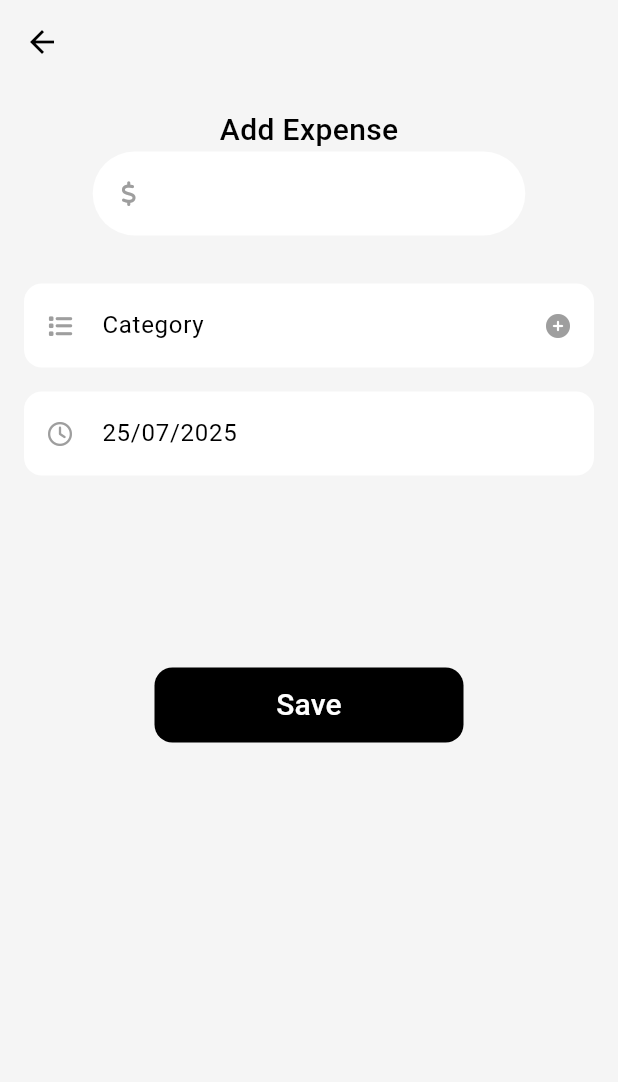
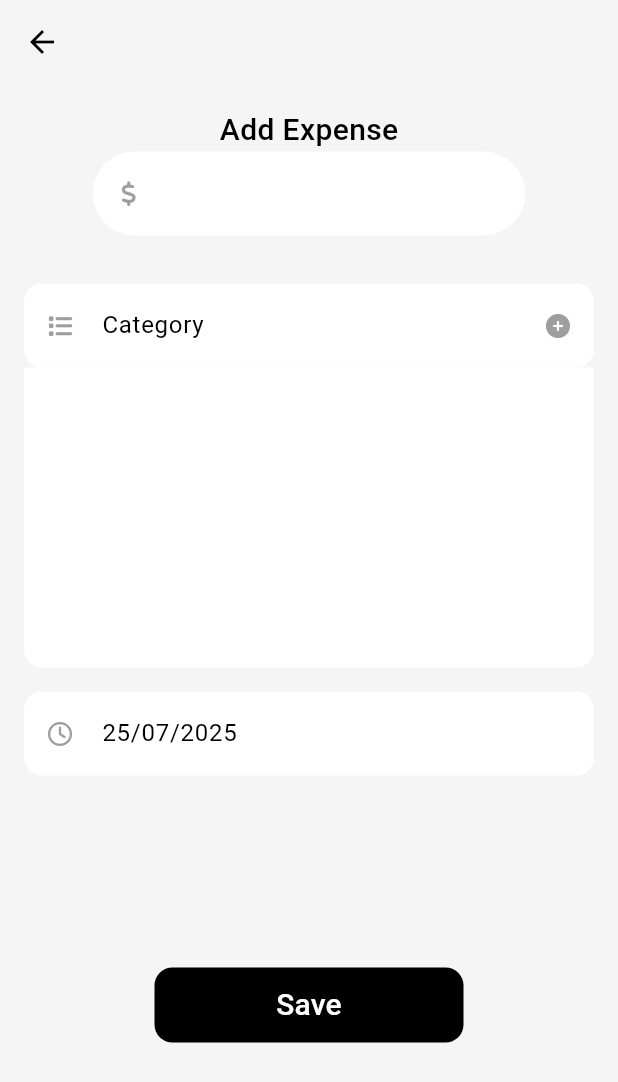
Before and after one commit to Oliphantoken/moody_tasks, a Flutter app: the screen it shows after launch, after a tap on an icon or button, on a phone screen of 412 x 824 dp. Shown: the top 1082 px of the screen. Run offline on Flutter 3.47's test engine with Material 3 defaults, Android fonts, the light colour scheme and no system bars; our stand-ins replace bloc, cloud_firestore, equatable, firebase_core, fl_chart, flutter_bloc and 2 more; accounts and stored records are empty.

Commit message:
Added get_categories_bloc, showing existing categories dynamically in the addexpense screen, category color is saved as int

```diff
--- a/lib/screens/add_expense/blocs/create_category_bloc/create_category_bloc.dart
+++ b/lib/screens/add_expense/blocs/create_category_bloc/create_category_bloc.dart
@@ -10,7 +10,7 @@ class CreateCategoryBloc extends Bloc<CreateCategoryEvent, CreateCategoryState>
 
   CreateCategoryBloc(this.expenseRepository) : super(CreateCategoryInitial()) {
     on<CreateCategory>((event, emit) async {
-      // TODO: implement event handler
+      // implement event handler
       emit(CreateCategoryLoading());
 
       try{
--- a/lib/screens/add_expense/blocs/get_categories_bloc/get_categories_bloc.dart
+++ b/lib/screens/add_expense/blocs/get_categories_bloc/get_categories_bloc.dart
@@ -1,13 +1,25 @@
 import 'package:bloc/bloc.dart';
 import 'package:equatable/equatable.dart';
+import 'package:expense_repository/expense_repository.dart';
 
 part 'get_categories_event.dart';
 part 'get_categories_state.dart';
 
 class GetCategoriesBloc extends Bloc<GetCategoriesEvent, GetCategoriesState> {
-  GetCategoriesBloc() : super(GetCategoriesInitial()) {
-    on<GetCategoriesEvent>((event, emit) {
-      // TODO: implement event handler
+final ExpenseRepository expenseRepository;
+
+  GetCategoriesBloc(this.expenseRepository) : super(GetCategoriesInitial()) {
+
+    on<GetCategories>((event, emit) async {
+      // implement event handler
+      emit(GetCategoriesLoading());
+      try {
+        List<Category> categories = await expenseRepository.getCategory();
+        emit(GetCategoriesSuccess(categories));
+      } catch (e) {
+        emit(GetCategoriesFailure());
+      }
+
     });
   }
 }
--- a/lib/screens/add_expense/blocs/get_categories_bloc/get_categories_event.dart
+++ b/lib/screens/add_expense/blocs/get_categories_bloc/get_categories_event.dart
@@ -6,3 +6,10 @@ sealed class GetCategoriesEvent extends Equatable {
   @override
   List<Object> get props => [];
 }
+
+
+class GetCategories extends GetCategoriesEvent{
+
+  @override
+  List<Object> get props => [];
+}
--- a/lib/screens/add_expense/blocs/get_categories_bloc/get_categories_state.dart
+++ b/lib/screens/add_expense/blocs/get_categories_bloc/get_categories_state.dart
@@ -8,3 +8,15 @@ sealed class GetCategoriesState extends Equatable {
 }
 
 final class GetCategoriesInitial extends GetCategoriesState {}
+
+final class GetCategoriesFailure extends GetCategoriesState {}
+final class GetCategoriesLoading extends GetCategoriesState {}
+final class GetCategoriesSuccess extends GetCategoriesState {
+
+  final List<Category> categories;
+
+  const GetCategoriesSuccess(this.categories);
+
+  @override
+  List<Object> get props => [categories];
+}
--- a/lib/screens/add_expense/views/add_expense.dart
+++ b/lib/screens/add_expense/views/add_expense.dart
@@ -1,5 +1,7 @@
+import 'package:expense_tracker/screens/add_expense/blocs/get_categories_bloc/get_categories_bloc.dart';
 import 'package:expense_tracker/screens/add_expense/views/category_creation.dart';
 import 'package:flutter/material.dart';
+import 'package:flutter_bloc/flutter_bloc.dart';
 import 'package:font_awesome_flutter/font_awesome_flutter.dart';
 import 'package:intl/intl.dart';
 
@@ -37,7 +39,11 @@ class _AddExpenseState extends State<AddExpense> {
     );
   }
 
-  SingleChildScrollView _showForm(BuildContext context) {
+  Widget _showForm(BuildContext context) {
+    return BlocBuilder<GetCategoriesBloc, GetCategoriesState>(
+      builder: (context, state) {
+
+        if (state is GetCategoriesSuccess) {
           return SingleChildScrollView(
             child: Padding(
               padding: EdgeInsets.all(16.0),
@@ -50,18 +56,89 @@ class _AddExpenseState extends State<AddExpense> {
                     style: TextStyle(fontSize: 20, fontWeight: FontWeight.w500),
                   ),
                   //-------------------------
-            _showTextfield(expenseController, 0.7, "", false, 30, FontAwesomeIcons.dollarSign, () {}, null), //EXPENSE AMOUNT FIELD
+                  _showTextfield(
+                    expenseController,
+                    0.7,
+                    "",
+                    false,
+                    30,
+                    FontAwesomeIcons.dollarSign,
+                    () {},
+                    null,
+                  ), //EXPENSE AMOUNT FIELD
                   const SizedBox(height: 32),
                   //--------------------------
-            _showTextfield(categoryController, 1, "Category", true, 12, FontAwesomeIcons.list, () {}, IconButton(
+                  _showTextfield(
+                    categoryController,
+                    1,
+                    "Category",
+                    true,
+                    12,
+                    FontAwesomeIcons.list,
+                    () {},
+                    IconButton(
                       //CATEGORY FIELD
-                onPressed: () { createCategory(context); }, //------------ CREATE A NEW CATEGORY
-                icon: Icon(FontAwesomeIcons.circlePlus, size: 16, color: Colors.grey),
+                      onPressed: () async {
+                        var newCategory = await createCategory(context);
+                        setState(() {
+                          state.categories.insert(0, newCategory);
+                        });
+                      }, //------------ CREATE A NEW CATEGORY
+                      icon: Icon(
+                        FontAwesomeIcons.circlePlus,
+                        size: 16,
+                        color: Colors.grey,
                       ),
                     ),
+                  ),
+
+                  //Show current categories field
+                  Container(
+                    height: 200,
+                    width: MediaQuery.of(context).size.width,
+                    decoration: const BoxDecoration(
+                      color: Colors.white,
+                      borderRadius: BorderRadius.vertical(
+                        bottom: Radius.circular(12),
+                      ),
+                    ),
+                    child: Padding(
+                      padding: const EdgeInsets.all(8.0),
+
+                      //Get the categories in a list
+                      child: ListView.builder(
+                        itemCount: state.categories.length,
+                        itemBuilder: (context, int i) {
+                          return Card(
+                            child: ListTile(
+                              leading: Image.asset(
+                                'assets/icons/${state.categories[i].icon}.png',
+                                scale: 2,
+                              ),
+                              title: Text(state.categories[i].name),
+                              tileColor: Color(state.categories[i].color),
+                              shape: RoundedRectangleBorder(
+                                borderRadius: BorderRadiusGeometry.circular(
+                                  8,
+                                ),
+                              ),
+                            ),
+                          );
+                        },
+                      ),
+
+                    ),
+                  ),
+
                   const SizedBox(height: 16),
                   //--------------------------
-            _showTextfield(dateController, 1, "Date", true, 12, FontAwesomeIcons.clock, //DATE FIELD
+                  _showTextfield(
+                    dateController,
+                    1,
+                    "Date",
+                    true,
+                    12,
+                    FontAwesomeIcons.clock, //DATE FIELD
                     () async {
                       DateTime? newDate = await showDatePicker(
                         context: context,
@@ -88,6 +165,14 @@ class _AddExpenseState extends State<AddExpense> {
                 ],
               ),
             ),
+          );
+        }
+
+        else {
+          return Center(child: CircularProgressIndicator());
+        }
+
+      },
     );
   }
 
@@ -123,14 +208,15 @@ class _AddExpenseState extends State<AddExpense> {
   }
 
   ///This method shows a black Save button, used in both the screen and the followup modals
-  SizedBox _showSaveButton(Function()? onpressed, {bool showIsLoading=false}) {
+  SizedBox _showSaveButton(
+    Function()? onpressed, {
+    bool showIsLoading = false,
+  }) {
     return SizedBox(
       width: MediaQuery.of(context).size.width * 0.5,
       height: 50,
       child: showIsLoading
-      ? const Center(
-          child: CircularProgressIndicator()
-      )
+          ? const Center(child: CircularProgressIndicator())
           : TextButton(
               onPressed: onpressed,
               style: TextButton.styleFrom(
@@ -146,5 +232,4 @@ class _AddExpenseState extends State<AddExpense> {
             ),
     );
   }
-
 }
--- a/lib/screens/add_expense/views/category_creation.dart
+++ b/lib/screens/add_expense/views/category_creation.dart
@@ -36,7 +36,7 @@ Future createCategory(BuildContext context) {
         child: BlocListener<CreateCategoryBloc, CreateCategoryState>(
           listener: (context, state) {
             if(state is CreateCategorySuccess){
-              Navigator.pop(ctx);
+              Navigator.pop(ctx, category); // Close the create dialog and send the new category as a return value
             } else if(state is CreateCategoryLoading) {
               isLoading = true;
             }
@@ -172,14 +172,12 @@ Future createCategory(BuildContext context) {
                               category.categoryID = const Uuid().v1();
                               category.name = categoryNameController.text;
                               category.icon = selectedIcon;
-                              category.color = categoryColor.toString();
+                              category.color = categoryColor.toARGB32();
                             },);
 
                             context.read<CreateCategoryBloc>().add(
                               CreateCategory(category),
                             );
-
-                            Navigator.pop(ctx); // Close the create dialog
                       }, showIsLoading: isLoading),
                     ],
                   ),
--- a/lib/screens/home/views/home_screen.dart
+++ b/lib/screens/home/views/home_screen.dart
@@ -1,6 +1,7 @@
 import 'dart:math';
 import 'package:expense_repository/expense_repository.dart';
 import 'package:expense_tracker/screens/add_expense/blocs/create_category_bloc/create_category_bloc.dart';
+import 'package:expense_tracker/screens/add_expense/blocs/get_categories_bloc/get_categories_bloc.dart';
 import 'package:expense_tracker/screens/stats/stats_screen.dart';
 import 'package:expense_tracker/screens/add_expense/views/add_expense.dart';
 import 'package:expense_tracker/screens/home/views/main_screen.dart';
@@ -21,8 +22,7 @@ class _HomeScreenState extends State<HomeScreen> {
   @override
   Widget build(BuildContext context) {
     return Scaffold(
-      body:
-      [
+      body: [
         //Instead of a switch statement, will go through incrementally
         const MainScreen(),
         const StatScreen(),
@@ -36,7 +36,6 @@ class _HomeScreenState extends State<HomeScreen> {
       floatingActionButton: _drawFloatingActionButton(context),
     );
   }
-
 
   ///Bottom Navigation Bar
   ClipRRect _drawBottomNavigationBar(BuildContext context) {
@@ -85,8 +84,17 @@ class _HomeScreenState extends State<HomeScreen> {
           Navigator.push(
             context,
             MaterialPageRoute<void>(
-              builder: (BuildContext context) => BlocProvider(
-                create: (context) => CreateCategoryBloc( FirebaseExpenseRepo() ),
+              builder: (BuildContext context) => MultiBlocProvider(
+                providers: [
+                  BlocProvider(
+                    create: (context) => CreateCategoryBloc(FirebaseExpenseRepo()),
+                  ),
+                  BlocProvider(
+                    create: (context) => GetCategoriesBloc(FirebaseExpenseRepo())..add(
+                      GetCategories()
+                    )
+                  ),
+                ],
                 child: const AddExpense(),
               ),
             ),
--- a/packages/expense_repository/lib/src/entities/category_entity.dart
+++ b/packages/expense_repository/lib/src/entities/category_entity.dart
@@ -6,7 +6,7 @@ class CategoryEntity {
   String name;
   int totalExpenses;
   String icon;
-  String color;
+  int color;
 
   CategoryEntity({
       required this.categoryID,
--- a/packages/expense_repository/lib/src/models/category.dart
+++ b/packages/expense_repository/lib/src/models/category.dart
@@ -5,7 +5,7 @@ class Category {
   String name;
   int totalExpenses;
   String icon;
-  String color;
+  int color;
 
   Category({
       required this.categoryID,
@@ -20,7 +20,7 @@ class Category {
     name: '',
     totalExpenses: 0,
     icon: '',
-    color: ''
+    color: 0
   );
 
 //Convert the class object to an entity that can be saved in firebase
```
Lines whose indentation alone changed are shown as unchanged.
